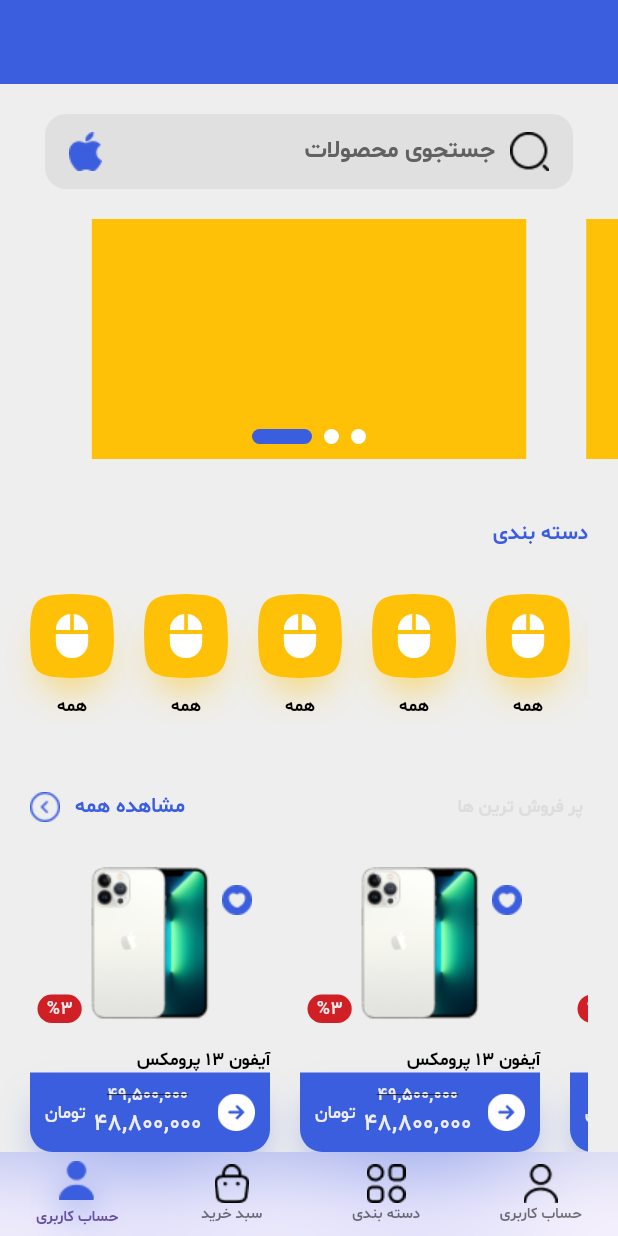
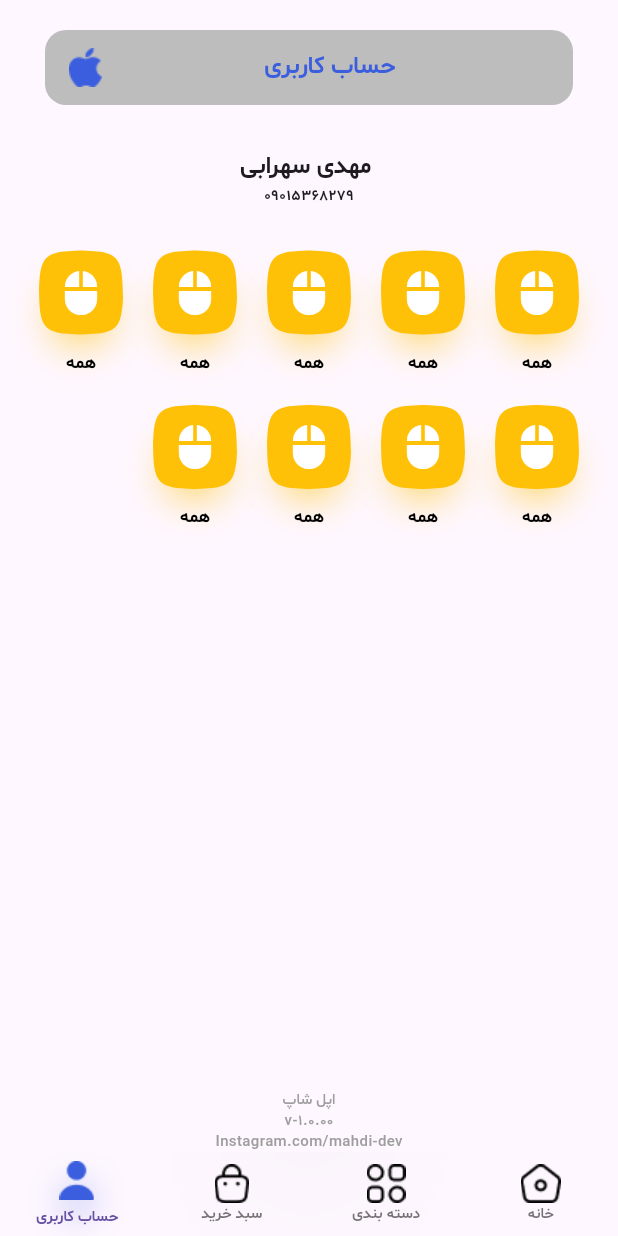
Before and after one commit to Mahdi-Sohrabi/digicala_test1, a Flutter app: the screen it shows after launch, on a phone screen of 412 x 824 dp. Run offline on Flutter 3.47's test engine with Material 3 defaults, Android fonts, the light colour scheme and no system bars; drawn by our look-alikes of smooth_page_indicator.

Commit message:
commit 3/17

```diff
--- a/lib/main.dart
+++ b/lib/main.dart
@@ -3,9 +3,9 @@
 import 'package:digicala_test1/screens/category_screen.dart';
 import 'package:digicala_test1/screens/home_screen.dart';
 import 'package:digicala_test1/screens/product_list_Screen.dart';
+import 'package:digicala_test1/screens/profile_screen.dart';
 import 'package:digicala_test1/utils/constants/colors.dart';
 import 'package:flutter/material.dart';
-import 'package:flutter/widgets.dart';
 
 void main() {
   runApp(const MyApp());
@@ -27,9 +27,6 @@
     return MaterialApp(
       debugShowCheckedModeBanner: false,
       home: Scaffold(
-        appBar: AppBar(
-          backgroundColor: AppColors.blueApp,
-        ),
         body: IndexedStack(
           index: selectedBotonNavigation,
           children: getScreens(),
@@ -116,7 +113,7 @@
                   label: 'دسته بندی',
                 ),
                 BottomNavigationBarItem(
-                  icon: Image.asset('assets/images/icon_profile.png'),
+                  icon: Image.asset('assets/images/icon_home.png'),
                   activeIcon: Padding(
                     padding: const EdgeInsets.only(bottom: 4),
                     child: Container(
@@ -128,11 +125,10 @@
                           offset: Offset(0.0, 13),
                         )
                       ]),
-                      child:
-                          Image.asset('assets/images/icon_profile_active.png'),
+                      child: Image.asset('assets/images/icon_home_active.png'),
                     ),
                   ),
-                  label: 'حساب کاربری',
+                  label: 'خانه',
                 ),
               ],
             ),
@@ -144,10 +140,10 @@
 
   List<Widget> getScreens() {
     return <Widget>[
-      HomeScreen(),
-      CategoryScreen(),
+      ProfileScreen(),
       ProductListScreen(),
       CategoryScreen(),
+      HomeScreen(),
     ];
   }
 }
--- a/lib/screens/category_screen.dart
+++ b/lib/screens/category_screen.dart
@@ -16,7 +16,7 @@
                 child: Container(
                   height: 50,
                   decoration: BoxDecoration(
-                    color: Colors.grey.shade300,
+                    color: Colors.grey.shade400,
                     borderRadius: BorderRadius.circular(14),
                   ),
                   child: Row(
--- a/lib/screens/home_screen.dart
+++ b/lib/screens/home_screen.dart
@@ -3,6 +3,7 @@
 import 'package:digicala_test1/utils/constants/colors.dart';
 import 'package:digicala_test1/utils/style/styles.dart';
 import 'package:digicala_test1/widgets/banner_slider.dart';
+import 'package:digicala_test1/widgets/category_item_chip.dart';
 import 'package:flutter/material.dart';
 
 class HomeScreen extends StatelessWidget {
@@ -21,7 +22,7 @@
                 child: Container(
                   height: 50,
                   decoration: BoxDecoration(
-                    color: Colors.grey.shade300,
+                    color: Colors.grey.shade400,
                     borderRadius: BorderRadius.circular(14),
                   ),
                   child: Row(
@@ -73,9 +74,9 @@
                   child: ListView.builder(
                     scrollDirection: Axis.horizontal,
                     itemBuilder: (context, index) {
-                      return Padding(
-                        padding: const EdgeInsets.only(left: 20),
-                        child: CategoryhorizontalItemList(),
+                      return const Padding(
+                        padding: EdgeInsets.only(left: 20),
+                        child: CategoryItemChip(),
                       );
                     },
                   ),
@@ -262,50 +263,4 @@
       ),
     );
   }
-
-  Widget CategoryhorizontalItemList() {
-    return Column(
-      children: [
-        Stack(
-          alignment: AlignmentDirectional.center,
-          children: [
-            Container(
-              width: 56,
-              height: 56,
-              //ShapeDecoration.....This for container Squircle(circle,Square)
-              decoration: ShapeDecoration(
-                color: Colors.amber,
-                //Tihs For Shadow Under container
-                shadows: const [
-                  BoxShadow(
-                    color: Colors.amber,
-                    //This For Size Shadow
-                    blurRadius: 25,
-                    //This For Shadow Power
-                    spreadRadius: -12,
-                    //This For Shadow To horizontal and vertical
-                    offset: Offset(0.0, 15),
-                  ),
-                ],
-                //This required Proprty For widget ShapeDecoration
-                shape: ContinuousRectangleBorder(
-                  borderRadius: BorderRadius.circular(40),
-                ),
-              ),
-            ),
-            const Icon(
-              Icons.mouse,
-              color: Colors.white,
-              size: 32,
-            ),
-          ],
-        ),
-        const SizedBox(height: 10),
-        const Text(
-          'همه',
-          style: AppStyles.itemGrouping,
-        )
-      ],
-    );
-  }
 }
--- a/lib/screens/product_list_Screen.dart
+++ b/lib/screens/product_list_Screen.dart
@@ -20,7 +20,7 @@
                 child: Container(
                   height: 50,
                   decoration: BoxDecoration(
-                    color: Colors.grey.shade300,
+                    color: Colors.grey.shade400,
                     borderRadius: BorderRadius.circular(14),
                   ),
                   child: Row(
--- /dev/null
+++ b/lib/screens/profile_screen.dart
@@ -0,0 +1,101 @@
+import 'package:digicala_test1/utils/constants/colors.dart';
+import 'package:digicala_test1/widgets/category_item_chip.dart';
+import 'package:flutter/material.dart';
+import 'package:flutter/widgets.dart';
+
+class ProfileScreen extends StatelessWidget {
+  const ProfileScreen({super.key});
+
+  @override
+  Widget build(BuildContext context) {
+    return Scaffold(
+      body: SafeArea(
+        child: Column(
+          children: [
+            Padding(
+              padding: const EdgeInsets.only(right: 30, left: 30, top: 20),
+              child: Container(
+                height: 50,
+                decoration: BoxDecoration(
+                  color: Colors.grey.shade400,
+                  borderRadius: BorderRadius.circular(14),
+                ),
+                child: Row(
+                  children: [
+                    const SizedBox(width: 16),
+                    Image.asset('assets/images/icon_apple_blue.png'),
+                    const Expanded(
+                      child: Text(
+                        textAlign: TextAlign.center,
+                        'حساب کاربری',
+                        style: TextStyle(
+                          color: AppColors.blueApp,
+                          fontFamily: 'SB',
+                          fontSize: 16,
+                        ),
+                      ),
+                    ),
+                    const SizedBox(width: 10),
+                  ],
+                ),
+              ),
+            ),
+            const SizedBox(height: 30),
+            const Text(
+              'مهدی سهرابی ',
+              style: TextStyle(fontFamily: 'SB', fontSize: 16),
+            ),
+            const Text(
+              '09015368279',
+              style: TextStyle(fontFamily: 'SB', fontSize: 10),
+            ),
+            const SizedBox(height: 30),
+            const Directionality(
+              textDirection: TextDirection.rtl,
+              child: Wrap(
+                runSpacing: 20,
+                spacing: 20,
+                children: [
+                  CategoryItemChip(),
+                  CategoryItemChip(),
+                  CategoryItemChip(),
+                  CategoryItemChip(),
+                  CategoryItemChip(),
+                  CategoryItemChip(),
+                  CategoryItemChip(),
+                  CategoryItemChip(),
+                  CategoryItemChip(),
+                ],
+              ),
+            ),
+            const Spacer(),
+            const Text(
+              'اپل شاپ',
+              style: TextStyle(
+                fontFamily: 'SM',
+                fontSize: 10,
+                color: Colors.grey,
+              ),
+            ),
+            const Text(
+              'v-1.0.00',
+              style: TextStyle(
+                fontFamily: 'SM',
+                fontSize: 10,
+                color: Colors.grey,
+              ),
+            ),
+            const Text(
+              'Instagram.com/mahdi-dev',
+              style: TextStyle(
+                fontFamily: 'SM',
+                fontSize: 10,
+                color: Colors.grey,
+              ),
+            ),
+          ],
+        ),
+      ),
+    );
+  }
+}
--- /dev/null
+++ b/lib/widgets/category_item_chip.dart
@@ -0,0 +1,53 @@
+import 'package:digicala_test1/utils/style/styles.dart';
+import 'package:flutter/material.dart';
+
+class CategoryItemChip extends StatelessWidget {
+  const CategoryItemChip({super.key});
+
+  @override
+  Widget build(BuildContext context) {
+    return Column(
+      children: [
+        Stack(
+          alignment: AlignmentDirectional.center,
+          children: [
+            Container(
+              width: 56,
+              height: 56,
+              //ShapeDecoration.....This for container Squircle(circle,Square)
+              decoration: ShapeDecoration(
+                color: Colors.amber,
+                //Tihs For Shadow Under container
+                shadows: const [
+                  BoxShadow(
+                    color: Colors.amber,
+                    //This For Size Shadow
+                    blurRadius: 25,
+                    //This For Shadow Power
+                    spreadRadius: -12,
+                    //This For Shadow To horizontal and vertical
+                    offset: Offset(0.0, 15),
+                  ),
+                ],
+                //This required Proprty For widget ShapeDecoration
+                shape: ContinuousRectangleBorder(
+                  borderRadius: BorderRadius.circular(40),
+                ),
+              ),
+            ),
+            const Icon(
+              Icons.mouse,
+              color: Colors.white,
+              size: 32,
+            ),
+          ],
+        ),
+        const SizedBox(height: 10),
+        const Text(
+          'همه',
+          style: AppStyles.itemGrouping,
+        )
+      ],
+    );
+  }
+}
```
